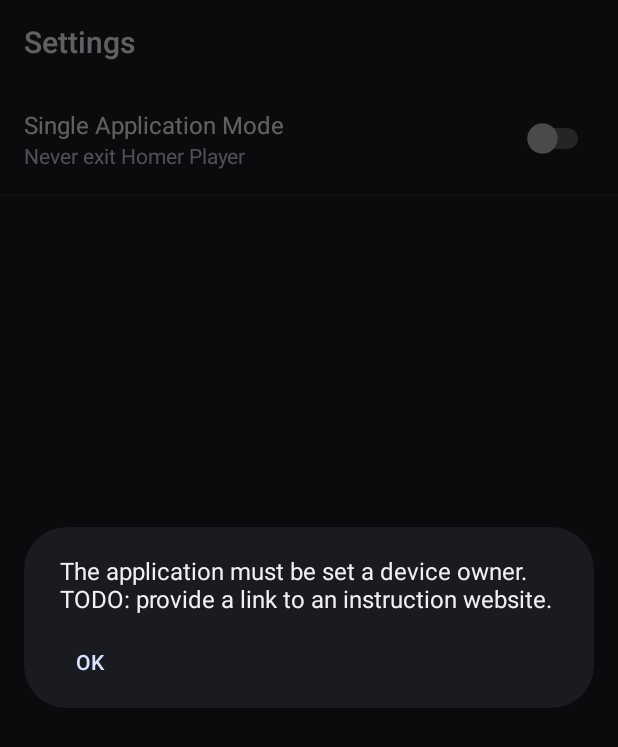
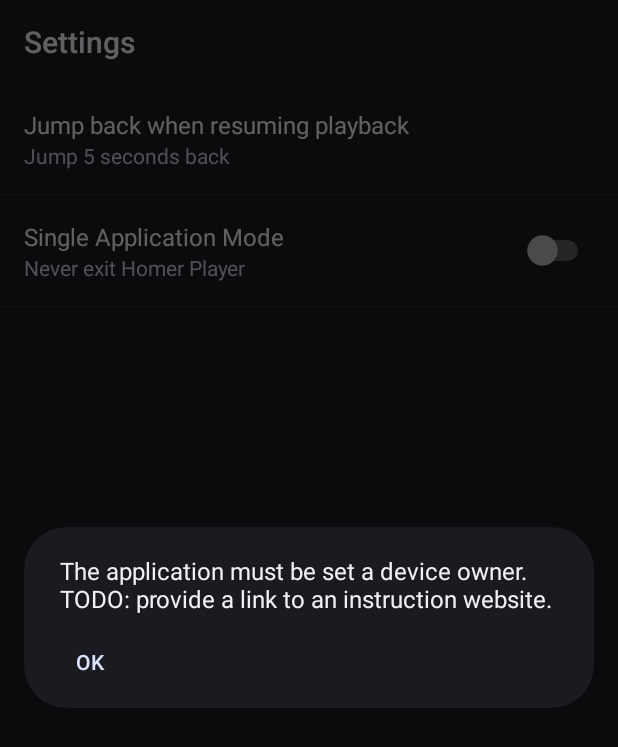
Before and after one commit to msimonides/homerplayer, an Android app: the SettingsActivity screen opened directly, with no data from a screen before it, after a tap on "Single Application Mode", on a phone screen of 412 x 824 dp. Shown: the top 747 px of the screen. Run offline under Robolectric (Android 15) with nearby library versions, the phone set to English and light mode, and no system bars.

Commit message:
Allow setting the jump back on resume time.

```diff
--- a/app/src/main/java/com/studio4plus/homerplayer/service/PlaybackService.java
+++ b/app/src/main/java/com/studio4plus/homerplayer/service/PlaybackService.java
@@ -65,7 +65,7 @@
         if (player != null)
             player.stopPlayback();
 
-        player = new AudioBookPlayer(this, book);
+        player = new AudioBookPlayer(getApplicationContext(), this, book);
         player.startPlayback();
 
         if (faceDownDetector != null)
--- a/app/src/main/java/com/studio4plus/homerplayer/ui/SettingsActivity.java
+++ b/app/src/main/java/com/studio4plus/homerplayer/ui/SettingsActivity.java
@@ -11,12 +11,10 @@
 import android.preference.PreferenceManager;
 import android.preference.SwitchPreference;
 
+import com.studio4plus.homerplayer.GlobalSettings;
 import com.studio4plus.homerplayer.R;
 
 public class SettingsActivity extends Activity {
-
-    // TODO: figure out if these constants can somehow be shared with the keys in preferences.xml
-    private static final String KEY_KIOSK_MODE = "kiosk_mode_preference";
 
     @Override
     protected void onCreate(Bundle savedInstanceState) {
@@ -37,6 +35,10 @@
             super.onCreate(savedInstanceState);
 
             addPreferencesFromResource(R.xml.preferences);
+
+            SharedPreferences sharedPreferences =
+                    PreferenceManager.getDefaultSharedPreferences(getActivity());
+            updateJumpBackSummary(sharedPreferences);
 
             if (Build.VERSION.SDK_INT < 21) {
                 Preference kioskModePreference = findPreference("kiosk_mode_preference");
@@ -61,12 +63,36 @@
             sharedPreferences.unregisterOnSharedPreferenceChangeListener(this);
         }
 
-        @SuppressLint("CommitPrefEdits")
         @Override
         public void onSharedPreferenceChanged(SharedPreferences sharedPreferences, String key) {
-            if (key.equals(KEY_KIOSK_MODE)) {
+            switch(key) {
+                case GlobalSettings.KEY_KIOSK_MODE:
+                    onKioskModeSwitched(sharedPreferences);
+                    break;
+                case GlobalSettings.KEY_JUMP_BACK:
+                    updateJumpBackSummary(sharedPreferences);
+                    break;
+            }
+        }
+
+        private void updateJumpBackSummary(SharedPreferences sharedPreferences) {
+            String stringValue = sharedPreferences.getString(
+                    GlobalSettings.KEY_JUMP_BACK, getString(R.string.pref_jump_back_default_value));
+            int value = Integer.parseInt(stringValue);
+            Preference preference = findPreference(GlobalSettings.KEY_JUMP_BACK);
+            if (value == 0) {
+                preference.setSummary(R.string.pref_jump_back_entry_disabled);
+            } else {
+                preference.setSummary(String.format(
+                        getString(R.string.pref_jump_back_summary), value));
+            }
+        }
+
+        @SuppressLint("CommitPrefEdits")
+        private void onKioskModeSwitched(SharedPreferences sharedPreferences) {
             boolean isTaskLocked = ApplicationLocker.isTaskLocked(getActivity());
-                boolean newKioskModeEnabled = sharedPreferences.getBoolean(KEY_KIOSK_MODE, false);
+            boolean newKioskModeEnabled =
+                    sharedPreferences.getBoolean(GlobalSettings.KEY_KIOSK_MODE, false);
             if (newKioskModeEnabled && !isTaskLocked) {
                 boolean isLocked = ApplicationLocker.lockApplication(getActivity());
                 if (!isLocked) {
@@ -76,9 +102,13 @@
                             .setNeutralButton(android.R.string.ok, null)
                             .create();
                     dialog.show();
-                        sharedPreferences.edit().putBoolean(KEY_KIOSK_MODE, false).commit();
+
+                    SharedPreferences.Editor editor = sharedPreferences.edit();
+                    editor.putBoolean(GlobalSettings.KEY_KIOSK_MODE, false);
+                    editor.commit();
+
                     SwitchPreference switchPreference =
-                                (SwitchPreference) findPreference(KEY_KIOSK_MODE);
+                            (SwitchPreference) findPreference(GlobalSettings.KEY_KIOSK_MODE);
                     switchPreference.setChecked(false);
                 }
             } else if (!newKioskModeEnabled && isTaskLocked) {
@@ -87,4 +117,3 @@
         }
     }
 }
-}
--- /dev/null
+++ b/app/src/main/res/values/arrays.xml
@@ -0,0 +1,17 @@
+<?xml version="1.0" encoding="utf-8"?>
+<resources>
+    <string-array name="jump_back_entries">
+        <item>@string/pref_jump_back_entry_disabled</item>
+        <item>5s</item>
+        <item>15s</item>
+        <item>30s</item>
+        <item>45s</item>
+    </string-array>
+    <string-array name="jump_back_values">
+        <item>0</item>
+        <item>5</item>
+        <item>15</item>
+        <item>30</item>
+        <item>45</item>
+    </string-array>
+</resources>
--- a/app/src/main/res/values/strings.xml
+++ b/app/src/main/res/values/strings.xml
@@ -10,4 +10,8 @@
     <string name="pref_kiosk_mode_summary_off">Never exit Homer Player</string>
     <string name="pref_kiosk_mode_summary_on">Locked</string>
     <string name="pref_kiosk_mode_summary_old_version">Android 5.0 or newer required</string>
+    <string name="pref_jump_back_default_value">5</string>
+    <string name="pref_jump_back_entry_disabled">Disabled</string>
+    <string name="pref_jump_back_title">Jump back when resuming playback</string>
+    <string name="pref_jump_back_summary">Jump %d seconds back</string>
 </resources>
--- a/app/src/main/res/xml/preferences.xml
+++ b/app/src/main/res/xml/preferences.xml
@@ -1,5 +1,11 @@
 <?xml version="1.0" encoding="utf-8"?>
 <PreferenceScreen xmlns:android="http://schemas.android.com/apk/res/android">
+    <ListPreference
+        android:key="jump_back_preference"
+        android:title="@string/pref_jump_back_title"
+        android:entries="@array/jump_back_entries"
+        android:entryValues="@array/jump_back_values"
+        android:defaultValue="@string/pref_jump_back_default_value"/>
     <SwitchPreference
         android:key="kiosk_mode_preference"
         android:title="@string/pref_kiosk_mode_title"
```
Also changed, not shown: app/src/main/java/com/studio4plus/homerplayer/GlobalSettings.java (added, +23 -0 lines), app/src/main/java/com/studio4plus/homerplayer/service/AudioBookPlayer.java (+6 -5 lines), 1 other file. Lines whose indentation alone changed are shown as unchanged.
